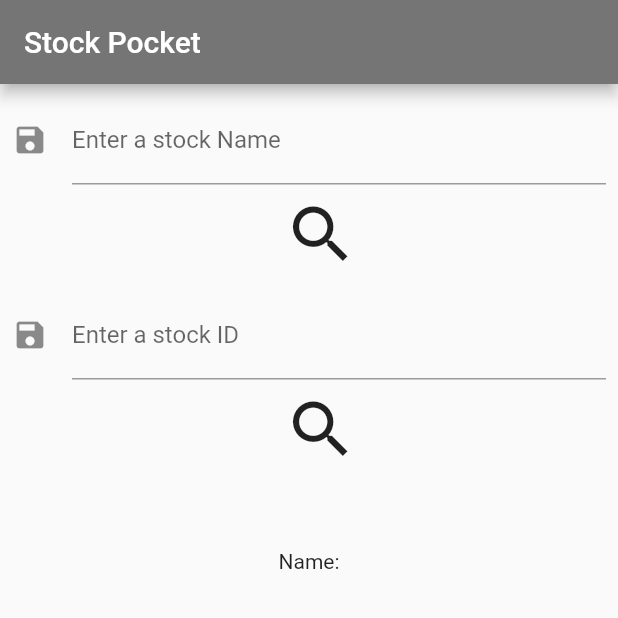
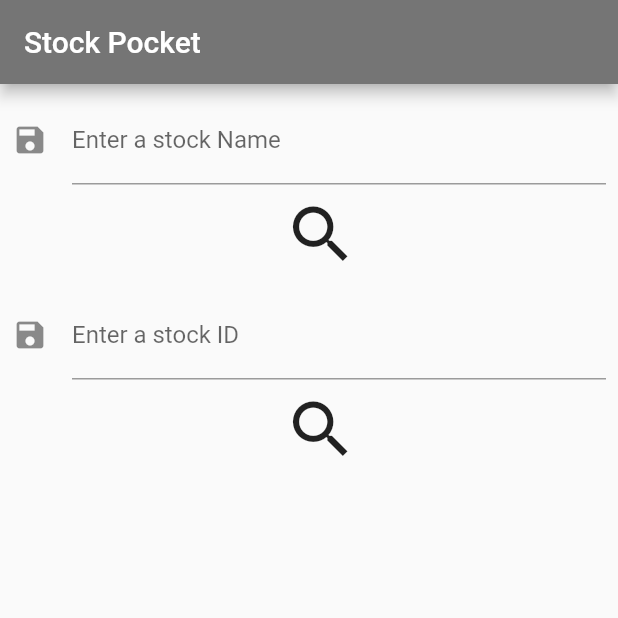
Before and after one commit to BigTsung/Flutter, a Flutter app: the screen it shows after launch, on a phone screen of 412 x 824 dp, the top half of it. Run offline on Flutter 3.47's test engine with Material 2 defaults, Android fonts, the phone set to English and light mode, and no system bars; our stand-ins replace flutter_spinkit, responsive_builder; missing offline and left inert: beautifulsoup, excel.

Commit message:
code formating

```diff
--- a/projects/pocket_stock/lib/main.dart
+++ b/projects/pocket_stock/lib/main.dart
@@ -43,7 +43,7 @@ class _MyHomePageState extends State<MyHomePage> {
   final getIDController = TextEditingController();
   String stockContent = "";
   List stocks = [];
-  String stockName = "NORE";
+  String stockName = '';
 
   Future<void> initStockTable() async {
     print("getStockIDbyName");
@@ -228,29 +228,15 @@ class _MyHomePageState extends State<MyHomePage> {
                     child: IconButton(
                         iconSize: 50,
                         icon: Icon(Icons.search),
-                        onPressed: () {}))
+                        onPressed: getStockInfoByID))
               ],
             ),
           ),
-          Container(
-            height: 100,
-            // color: Colors.amber[600],
-            child: const Center(child: Text('Name:')),
-          )
+          Text("$stockContent"),
           // Container(
           //   height: 100,
           //   // color: Colors.amber[600],
-          //   child: const Center(child: Text('Entry A')),
-          // ),
-          // Container(
-          //   height: 100,
-          //   // color: Colors.amber[500],
-          //   child: const Center(child: Text('Entry B')),
-          // ),
-          // Container(
-          //   height: 100,
-          //   // color: Colors.amber[100],
-          //   child: const Center(child: Text('Entry C')),
+          //   child: const Center(child: Text("$stockContent")),
           // ),
         ],
       ),
```
